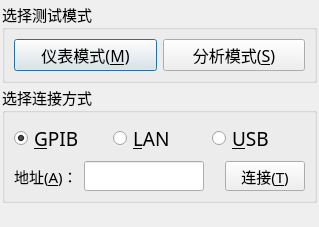
Before: the Qt Designer form common/frmSelectConnection.ui in caicaiking/WKEFactoryView2014, drawn with Qt 5.
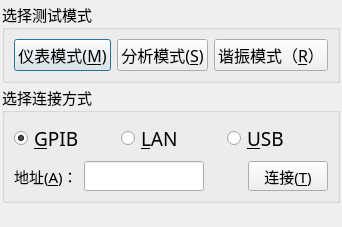
After: the same form once the commit is applied.

Commit message: 添加了分析模式， 并且修改了连接功能，增加了等待模式。

The edit to the form file:
```diff
--- a/common/frmSelectConnection.ui
+++ b/common/frmSelectConnection.ui
@@ -6,7 +6,7 @@
    <rect>
     <x>0</x>
     <y>0</y>
-    <width>319</width>
+    <width>340</width>
     <height>190</height>
    </rect>
   </property>
@@ -92,6 +92,25 @@
         </property>
        </widget>
       </item>
+      <item>
+       <widget class="QPushButton" name="btnRansonace">
+        <property name="minimumSize">
+         <size>
+          <width>0</width>
+          <height>32</height>
+         </size>
+        </property>
+        <property name="font">
+         <font>
+          <family>楷体</family>
+          <pointsize>12</pointsize>
+         </font>
+        </property>
+        <property name="text">
+         <string>谐振模式（&amp;R）</string>
+        </property>
+       </widget>
+      </item>
      </layout>
     </widget>
    </item>
```
The commit also changes 34 other files.
